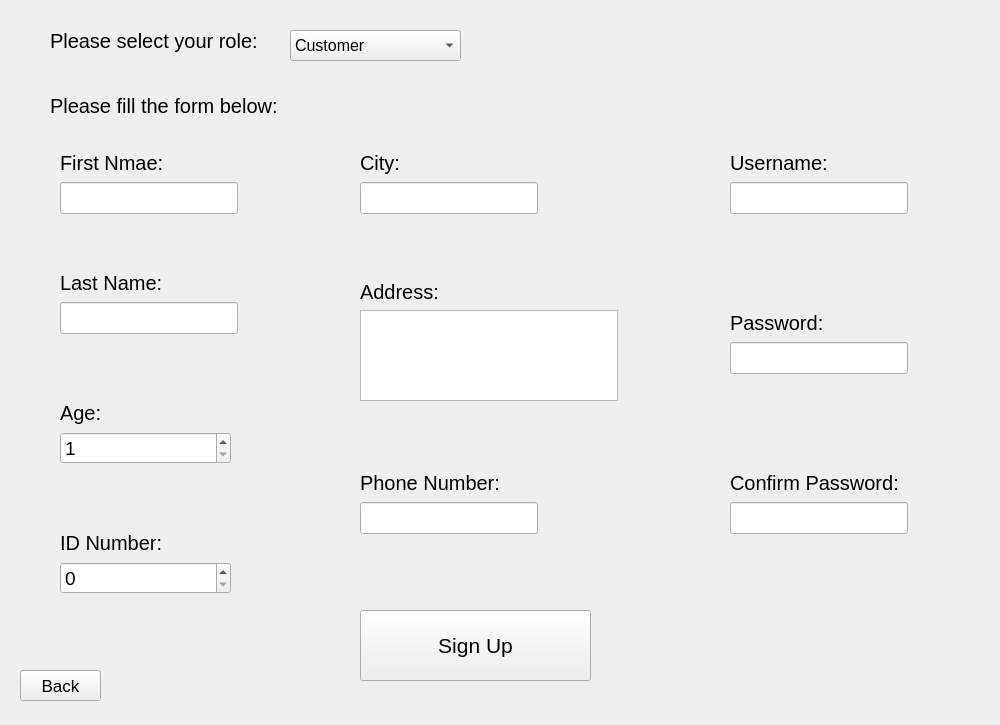
The window that source/sign_up_page.ui (NimaMousavian/FBT-Market-Management-Application) describes before a commit, drawn with Qt 5.
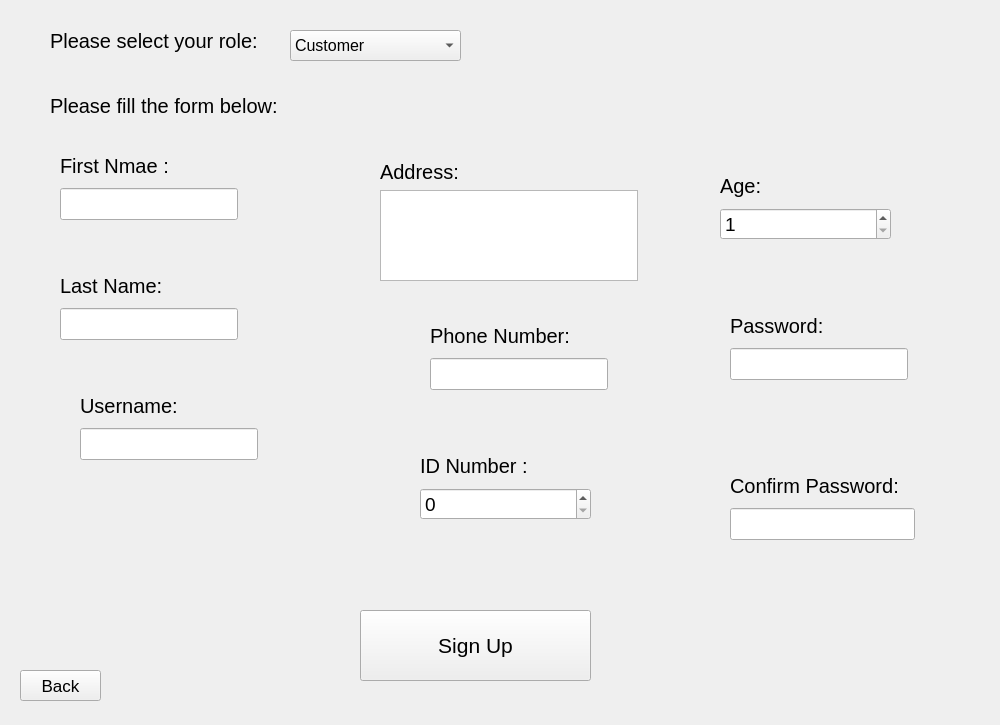
The same window after the commit.

Diff of the .ui file:
```diff
--- a/source/sign_up_page.ui
+++ b/source/sign_up_page.ui
@@ -61,7 +61,7 @@
      <x>60</x>
      <y>270</y>
      <width>178</width>
-     <height>64</height>
+     <height>70</height>
     </rect>
    </property>
    <layout class="QVBoxLayout" name="verticalLayout_4">
@@ -91,10 +91,10 @@
   <widget class="QWidget" name="layoutWidget">
    <property name="geometry">
     <rect>
-     <x>60</x>
-     <y>400</y>
+     <x>720</x>
+     <y>170</y>
      <width>171</width>
-     <height>64</height>
+     <height>70</height>
     </rect>
    </property>
    <layout class="QVBoxLayout" name="verticalLayout_5">
@@ -127,46 +127,13 @@
     </item>
    </layout>
   </widget>
-  <widget class="QWidget" name="layoutWidget">
-   <property name="geometry">
-    <rect>
-     <x>360</x>
-     <y>150</y>
-     <width>178</width>
-     <height>64</height>
-    </rect>
-   </property>
-   <layout class="QVBoxLayout" name="verticalLayout_2">
-    <item>
-     <widget class="QLabel" name="label_5">
-      <property name="font">
-       <font>
-        <pointsize>15</pointsize>
-       </font>
-      </property>
-      <property name="text">
-       <string>City:</string>
-      </property>
-     </widget>
-    </item>
-    <item>
-     <widget class="QLineEdit" name="city_le">
-      <property name="font">
-       <font>
-        <pointsize>15</pointsize>
-       </font>
-      </property>
-     </widget>
-    </item>
-   </layout>
-  </widget>
   <widget class="QWidget" name="layoutWidget">
    <property name="geometry">
     <rect>
      <x>730</x>
      <y>470</y>
-     <width>178</width>
-     <height>64</height>
+     <width>185</width>
+     <height>70</height>
     </rect>
    </property>
    <layout class="QVBoxLayout" name="verticalLayout_10">
@@ -196,10 +163,10 @@
   <widget class="QWidget" name="layoutWidget">
    <property name="geometry">
     <rect>
-     <x>730</x>
-     <y>150</y>
+     <x>80</x>
+     <y>390</y>
      <width>178</width>
-     <height>64</height>
+     <height>70</height>
     </rect>
    </property>
    <layout class="QVBoxLayout" name="verticalLayout_8">
@@ -229,8 +196,8 @@
   <widget class="QWidget" name="layoutWidget">
    <property name="geometry">
     <rect>
-     <x>360</x>
-     <y>280</y>
+     <x>380</x>
+     <y>160</y>
      <width>258</width>
      <height>121</height>
     </rect>
@@ -265,7 +232,7 @@
      <x>730</x>
      <y>310</y>
      <width>178</width>
-     <height>64</height>
+     <height>70</height>
     </rect>
    </property>
    <layout class="QVBoxLayout" name="verticalLayout_9">
@@ -295,10 +262,10 @@
   <widget class="QWidget" name="layoutWidget">
    <property name="geometry">
     <rect>
-     <x>360</x>
-     <y>470</y>
+     <x>430</x>
+     <y>320</y>
      <width>178</width>
-     <height>64</height>
+     <height>70</height>
     </rect>
    </property>
    <layout class="QVBoxLayout" name="verticalLayout_7">
@@ -331,7 +298,7 @@
      <x>60</x>
      <y>150</y>
      <width>178</width>
-     <height>64</height>
+     <height>70</height>
     </rect>
    </property>
    <layout class="QVBoxLayout" name="verticalLayout">
@@ -343,7 +310,7 @@
        </font>
       </property>
       <property name="text">
-       <string>First Nmae:</string>
+       <string>First Nmae :</string>
       </property>
      </widget>
     </item>
@@ -364,10 +331,10 @@
   <widget class="QWidget" name="layoutWidget">
    <property name="geometry">
     <rect>
-     <x>60</x>
-     <y>530</y>
+     <x>420</x>
+     <y>450</y>
      <width>171</width>
-     <height>64</height>
+     <height>70</height>
     </rect>
    </property>
    <layout class="QVBoxLayout" name="verticalLayout_6">
@@ -379,7 +346,7 @@
        </font>
       </property>
       <property name="text">
-       <string>ID Number:</string>
+       <string>ID Number :</string>
       </property>
      </widget>
     </item>
```
